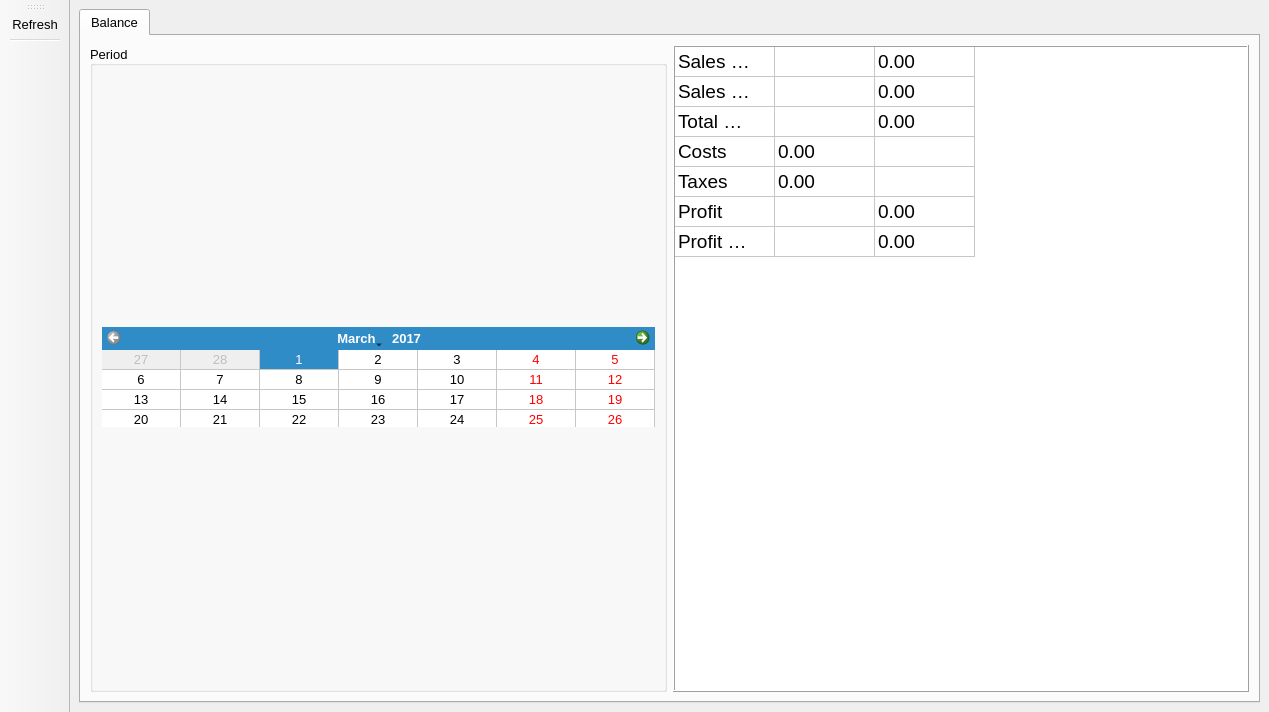
Redent0r/Libra, file gui_inventory.ui: the form before one commit.
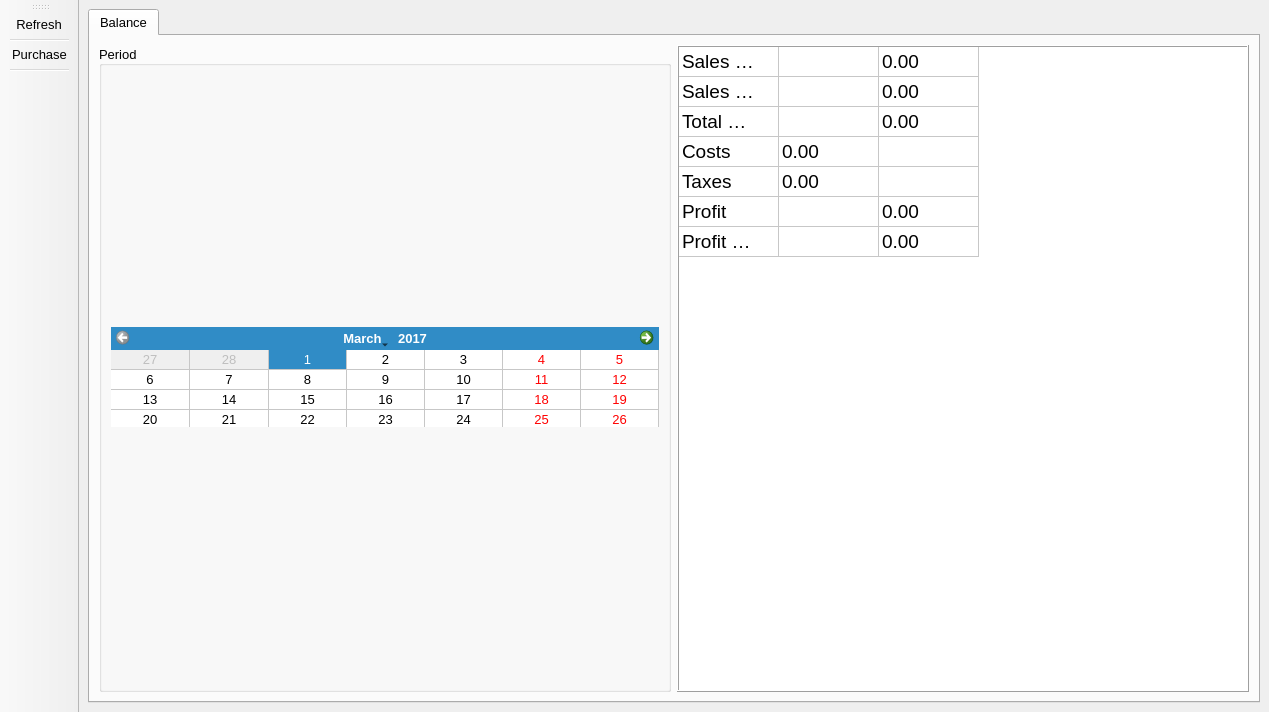
The form after the commit. Icons and pictures are not drawn.

Commit message: added purchase putton for toolbar to inventory gui

Patch:
```diff
--- a/gui_inventory.ui
+++ b/gui_inventory.ui
@@ -399,7 +399,18 @@
    </attribute>
    <addaction name="actionRefresh"/>
    <addaction name="separator"/>
+   <addaction name="actionPurchase"/>
+   <addaction name="separator"/>
   </widget>
+  <action name="actionPurchase">
+   <property name="icon">
+    <iconset resource="res.qrc">
+     <normaloff>:/icons/resources/plus-icon-0.png</normaloff>:/icons/resources/plus-icon-0.png</iconset>
+   </property>
+   <property name="text">
+    <string>Purchase</string>
+   </property>
+  </action>
   <action name="actionRefresh">
    <property name="icon">
     <iconset resource="res.qrc">
```
Left out of the diff: 19 changed lines with no effect on the pictures. The commit also changes 1 other file.
